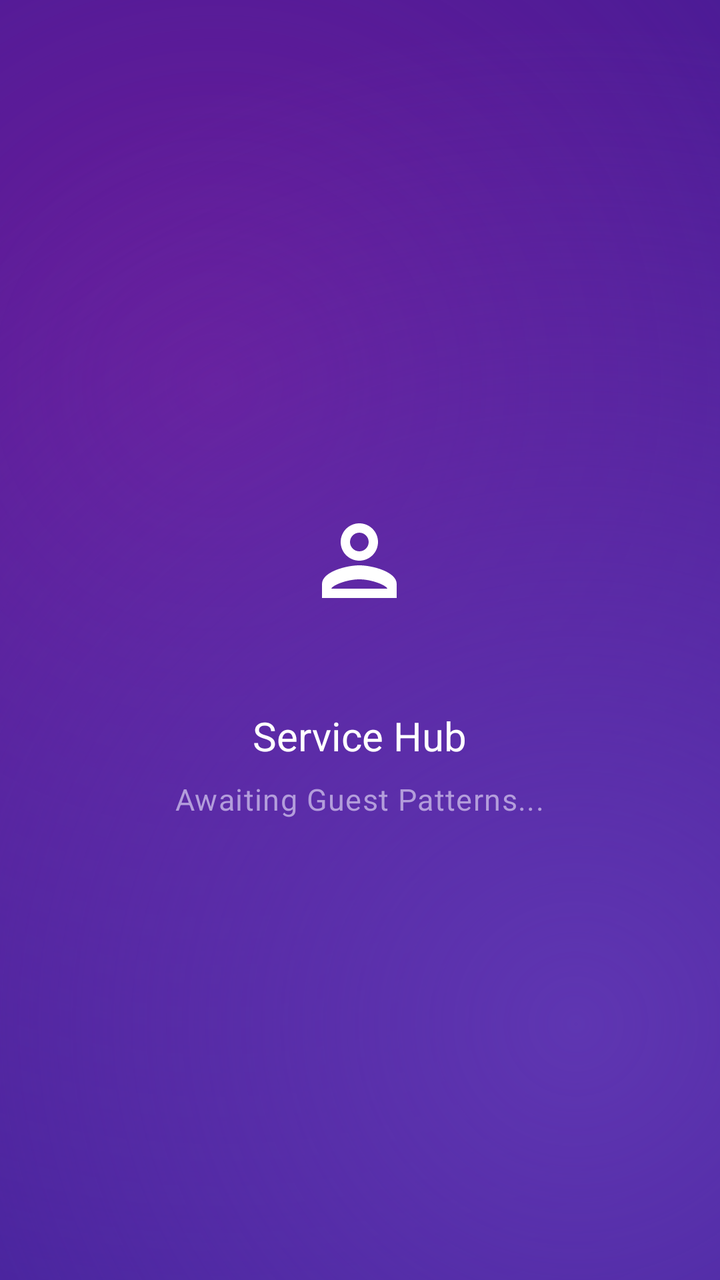
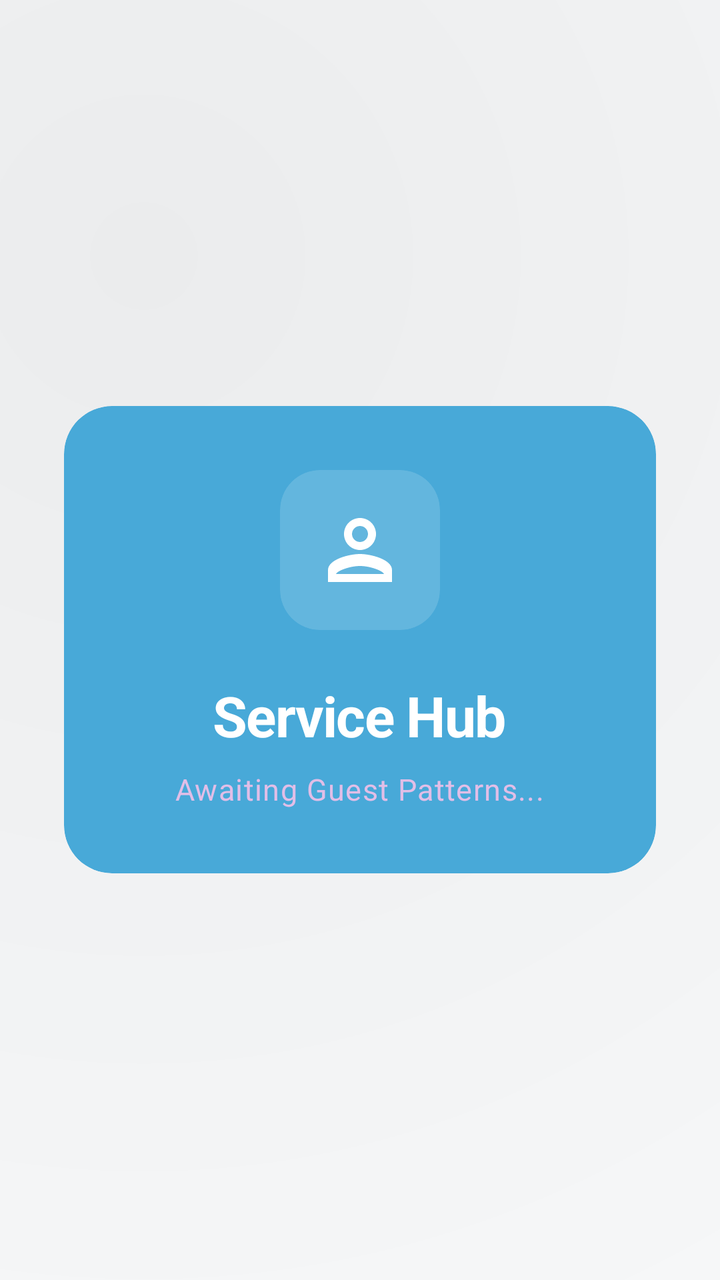

Two renders of the same Android screen: before a commit and after it. Below are the layout's source before the change and the commit's diff.
<!-- AndroidManifest.xml: application theme Theme.KasirAPP -->
<!-- res/layout/activity_dashboard_waiter.xml -->
<?xml version="1.0" encoding="utf-8"?>
<androidx.coordinatorlayout.widget.CoordinatorLayout
    xmlns:android="http://schemas.android.com/apk/res/android"
    xmlns:app="http://schemas.android.com/apk/res-auto"
    android:id="@+id/main"
    android:layout_width="match_parent"
    android:layout_height="match_parent"
    android:fitsSystemWindows="true"
    android:background="@drawable/bg_liquid_purple_gradient">

    <LinearLayout
        android:layout_width="wrap_content"
        android:layout_height="wrap_content"
        android:layout_gravity="center"
        android:gravity="center"
        android:orientation="vertical">

        <com.google.android.material.card.MaterialCardView
            style="@style/Widget.App.Card"
            android:layout_width="100dp"
            android:layout_height="100dp"
            app:cardCornerRadius="24dp"
            app:cardElevation="0dp">
            <ImageView
                android:layout_width="56dp"
                android:layout_height="56dp"
                android:layout_gravity="center"
                android:src="@drawable/ic_person"
                app:tint="@color/white" />
        </com.google.android.material.card.MaterialCardView>

        <TextView
            style="@style/TextAppearance.Future.TitleLarge"
            android:layout_width="wrap_content"
            android:layout_height="wrap_content"
            android:layout_marginTop="24dp"
            android:text="Service Hub"
            android:textColor="@color/white" />

        <TextView
            style="@style/TextAppearance.Future.BodyLarge"
            android:layout_width="wrap_content"
            android:layout_height="wrap_content"
            android:layout_marginTop="8dp"
            android:text="Awaiting Guest Patterns..."
            android:textColor="#B39DDB" />

    </LinearLayout>

</androidx.coordinatorlayout.widget.CoordinatorLayout>
<!-- resources referenced by this layout -->
<resources>
  <!-- drawable bg_liquid_purple_gradient (drawable) -->
  <?xml version="1.0" encoding="utf-8"?>
  <layer-list xmlns:android="http://schemas.android.com/apk/res/android">
      
      <item>
          <shape android:shape="rectangle">
              <solid android:color="#311B92" />
          </shape>
      </item>
  
      
      <item>
          <shape android:shape="rectangle">
              <gradient
                  android:angle="135"
                  android:centerX="30%"
                  android:centerY="30%"
                  android:endColor="@android:color/transparent"
                  android:gradientRadius="600dp"
                  android:startColor="#6A1B9A"
                  android:type="radial" />
          </shape>
      </item>
  
      
      <item>
          <shape android:shape="rectangle">
              <gradient
                  android:angle="315"
                  android:centerX="80%"
                  android:centerY="80%"
                  android:endColor="@android:color/transparent"
                  android:gradientRadius="500dp"
                  android:startColor="#5E35B1"
                  android:type="radial" />
          </shape>
      </item>
  </layer-list>
  <style name="TextAppearance.Future.BodyLarge" parent="TextAppearance.Premium.BodyLarge" />
  <style name="TextAppearance.Future.TitleLarge" parent="TextAppearance.Premium.TitleLarge" />
  <style name="Widget.App.Card" parent="Widget.Material3.CardView.Filled">
          <item name="cardCornerRadius">28dp</item>
          <item name="cardElevation">0dp</item>
          <item name="strokeWidth">0dp</item>
          <item name="android:background">@drawable/bg_liquid_glass</item>
          <item name="cardBackgroundColor">@android:color/transparent</item>
      </style>
  <style name="TextAppearance.Premium.BodyLarge" parent="TextAppearance.Material3.BodyLarge">
          <item name="android:textSize">15sp</item>
          <item name="android:fontFamily">sans-serif</item>
          <item name="android:lineSpacingExtra">3dp</item>
          <item name="android:textColor">#E1BEE7</item>
      </style>
  <style name="TextAppearance.Premium.TitleLarge" parent="TextAppearance.Material3.TitleLarge">
          <item name="android:textSize">20sp</item>
          <item name="android:fontFamily">sans-serif-medium</item>
          <item name="android:textColor">@color/white</item>
      </style>
  <!-- drawable bg_liquid_glass (drawable) -->
  <?xml version="1.0" encoding="utf-8"?>
  <layer-list xmlns:android="http://schemas.android.com/apk/res/android">
      
      <item>
          <shape android:shape="rectangle">
              <solid android:color="#1A000000" />
              <corners android:radius="28dp" />
          </shape>
      </item>
  
      
      <item android:bottom="2dp" android:left="1dp" android:right="1dp" android:top="1dp">
          <shape android:shape="rectangle">
              <gradient
                  android:angle="135"
                  android:endColor="#1AFFFFFF"
                  android:startColor="#4DFFFFFF"
                  android:type="linear" />
              <corners android:radius="28dp" />
          </shape>
      </item>
  
      
      <item>
          <shape android:shape="rectangle">
              <solid android:color="@android:color/transparent" />
              <corners android:radius="28dp" />
              <stroke
                  android:width="1.5dp"
                  android:color="#80FFFFFF" />
          </shape>
      </item>
  </layer-list>
  <style name="Base.Theme.KasirAPP" parent="Theme.Material3.Light.NoActionBar">
          
          <item name="colorPrimary">@color/primary</item>
          <item name="colorOnPrimary">@color/on_primary</item>
          <item name="colorPrimaryContainer">@color/primary_container</item>
          <item name="colorOnPrimaryContainer">@color/on_primary_container</item>
  
          <item name="colorSecondary">@color/secondary</item>
          <item name="colorOnSecondary">@color/on_secondary</item>
          <item name="colorSecondaryContainer">@color/secondary_container</item>
          <item name="colorOnSecondaryContainer">@color/on_secondary_container</item>
  
          <item name="android:windowBackground">@color/background</item>
          <item name="colorSurface">@color/surface</item>
          <item name="colorOnSurface">@color/on_surface</item>
          <item name="colorSurfaceVariant">@color/surface_variant</item>
          <item name="colorOnSurfaceVariant">@color/on_surface_variant</item>
          <item name="colorOutline">@color/outline</item>
  
          
          <item name="android:statusBarColor">@android:color/transparent</item>
          <item name="android:windowLightStatusBar">false</item>
          <item name="android:navigationBarColor">@android:color/transparent</item>
          <item name="android:windowLightNavigationBar" tools:targetApi="27">false</item>
  
          
          <item name="materialCardViewStyle">@style/Widget.App.Card</item>
          <item name="materialButtonStyle">@style/Widget.App.Button</item>
          <item name="textInputStyle">@style/Widget.App.TextInputLayout</item>
  
          
          <item name="textAppearanceHeadlineLarge">@style/TextAppearance.Premium.HeadlineLarge</item>
          <item name="textAppearanceTitleLarge">@style/TextAppearance.Premium.TitleLarge</item>
          <item name="textAppearanceBodyLarge">@style/TextAppearance.Premium.BodyLarge</item>
          <item name="textAppearanceLabelLarge">@style/TextAppearance.Premium.LabelLarge</item>
      </style>
  <color name="primary">#5E35B1</color>
  <color name="primary_container">#F3E5F5</color>
  <color name="on_primary_container">#4A148C</color>
  <color name="secondary">#7B1FA2</color>
  <color name="background">#F5F6FA</color>
  <color name="on_surface_variant">#625B71</color>
  <color name="outline">#7B6F96</color>
  <style name="Widget.App.Button" parent="Widget.Material3.Button.TonalButton">
          <item name="cornerRadius">20dp</item>
          <item name="android:background">@drawable/bg_liquid_glass</item>
          <item name="android:insetTop">0dp</item>
          <item name="android:insetBottom">0dp</item>
          <item name="android:textColor">@color/white</item>
      </style>
  <style name="Widget.App.TextInputLayout" parent="Widget.Material3.TextInputLayout.OutlinedBox">
          <item name="boxCornerRadiusTopStart">20dp</item>
          <item name="boxCornerRadiusTopEnd">20dp</item>
          <item name="boxCornerRadiusBottomStart">20dp</item>
          <item name="boxCornerRadiusBottomEnd">20dp</item>
          <item name="boxStrokeColor">#80FFFFFF</item>
          <item name="boxStrokeWidth">1.5dp</item>
          <item name="boxStrokeWidthFocused">2.5dp</item>
          <item name="android:textColorHint">#B3FFFFFF</item>
      </style>
  <style name="TextAppearance.Premium.HeadlineLarge" parent="TextAppearance.Material3.HeadlineLarge">
          <item name="android:textSize">28sp</item>
          <item name="android:fontFamily">sans-serif-medium</item>
          <item name="android:letterSpacing">-0.02</item>
          <item name="android:textColor">@color/white</item>
      </style>
  <style name="TextAppearance.Premium.LabelLarge" parent="TextAppearance.Material3.LabelLarge">
          <item name="android:textSize">14sp</item>
          <item name="android:fontFamily">sans-serif-medium</item>
          <item name="android:letterSpacing">0.02</item>
          <item name="android:textColor">#B39DDB</item>
      </style>
  <!-- unchanged entries left out for length: 10 -->
</resources>

<!-- the commit's change to res/layout/activity_dashboard_waiter.xml (unified diff, before → after) -->
@@ -9,41 +9,60 @@
     android:background="@drawable/bg_liquid_purple_gradient">
 
     <LinearLayout
-        android:layout_width="wrap_content"
+        android:layout_width="match_parent"
         android:layout_height="wrap_content"
         android:layout_gravity="center"
-        android:gravity="center"
+        android:padding="32dp"
         android:orientation="vertical">
 
         <com.google.android.material.card.MaterialCardView
-            style="@style/Widget.App.Card"
-            android:layout_width="100dp"
-            android:layout_height="100dp"
-            app:cardCornerRadius="24dp"
+            style="@style/Widget.App.BentoCard"
+            android:layout_width="match_parent"
+            android:layout_height="wrap_content"
+            app:cardBackgroundColor="@color/bento_cyan"
             app:cardElevation="0dp">
-            <ImageView
-                android:layout_width="56dp"
-                android:layout_height="56dp"
-                android:layout_gravity="center"
-                android:src="@drawable/ic_person"
-                app:tint="@color/white" />
+
+            <LinearLayout
+                android:layout_width="match_parent"
+                android:layout_height="wrap_content"
+                android:orientation="vertical"
+                android:padding="32dp"
+                android:gravity="center">
+
+                <com.google.android.material.card.MaterialCardView
+                    style="@style/Widget.App.Card"
+                    android:layout_width="80dp"
+                    android:layout_height="80dp"
+                    app:cardCornerRadius="20dp"
+                    app:cardElevation="0dp"
+                    app:cardBackgroundColor="#26FFFFFF">
+                    <ImageView
+                        android:layout_width="48dp"
+                        android:layout_height="48dp"
+                        android:layout_gravity="center"
+                        android:src="@drawable/ic_person"
+                        app:tint="@color/white" />
+                </com.google.android.material.card.MaterialCardView>
+
+                <TextView
+                    style="@style/TextAppearance.Premium.HeadlineLarge"
+                    android:layout_width="wrap_content"
+                    android:layout_height="wrap_content"
+                    android:layout_marginTop="24dp"
+                    android:text="Service Hub"
+                    android:textColor="@color/white"
+                    android:textStyle="bold" />
+
+                <TextView
+                    style="@style/TextAppearance.Premium.BodyLarge"
+                    android:layout_width="wrap_content"
+                    android:layout_height="wrap_content"
+                    android:layout_marginTop="8dp"
+                    android:text="Awaiting Guest Patterns..."
+                    android:textColor="#E1BEE7" />
+
+            </LinearLayout>
         </com.google.android.material.card.MaterialCardView>
-
-        <TextView
-            style="@style/TextAppearance.Future.TitleLarge"
-            android:layout_width="wrap_content"
-            android:layout_height="wrap_content"
-            android:layout_marginTop="24dp"
-            android:text="Service Hub"
-            android:textColor="@color/white" />
-
-        <TextView
-            style="@style/TextAppearance.Future.BodyLarge"
-            android:layout_width="wrap_content"
-            android:layout_height="wrap_content"
-            android:layout_marginTop="8dp"
-            android:text="Awaiting Guest Patterns..."
-            android:textColor="#B39DDB" />
 
     </LinearLayout>
 
<!-- resource entries referenced after the edit -->
@@ -1,12 +1,13 @@
 <!-- resources referenced by this layout -->
 <resources>
+  <color name="bento_cyan">#48A9D8</color>
   <!-- drawable bg_liquid_purple_gradient (drawable) -->
   <?xml version="1.0" encoding="utf-8"?>
   <layer-list xmlns:android="http://schemas.android.com/apk/res/android">
       
       <item>
           <shape android:shape="rectangle">
-              <solid android:color="#311B92" />
+              <solid android:color="?android:attr/windowBackground" />
           </shape>
       </item>
   
@@ -15,11 +16,11 @@
           <shape android:shape="rectangle">
               <gradient
                   android:angle="135"
-                  android:centerX="30%"
-                  android:centerY="30%"
-                  android:endColor="@android:color/transparent"
-                  android:gradientRadius="600dp"
-                  android:startColor="#6A1B9A"
+                  android:centerX="20%"
+                  android:centerY="20%"
+                  android:endColor="@android:color/transparent"
+                  android:gradientRadius="700dp"
+                  android:startColor="#0D000000"
                   android:type="radial" />
           </shape>
       </item>
@@ -32,16 +33,14 @@
                   android:centerX="80%"
                   android:centerY="80%"
                   android:endColor="@android:color/transparent"
-                  android:gradientRadius="500dp"
-                  android:startColor="#5E35B1"
+                  android:gradientRadius="600dp"
+                  android:startColor="#05FFFFFF"
                   android:type="radial" />
           </shape>
       </item>
   </layer-list>
-  <style name="TextAppearance.Future.BodyLarge" parent="TextAppearance.Premium.BodyLarge" />
-  <style name="TextAppearance.Future.TitleLarge" parent="TextAppearance.Premium.TitleLarge" />
   <style name="Widget.App.Card" parent="Widget.Material3.CardView.Filled">
-          <item name="cardCornerRadius">28dp</item>
+          <item name="cardCornerRadius">24dp</item>
           <item name="cardElevation">0dp</item>
           <item name="strokeWidth">0dp</item>
           <item name="android:background">@drawable/bg_liquid_glass</item>
@@ -51,12 +50,12 @@
           <item name="android:textSize">15sp</item>
           <item name="android:fontFamily">sans-serif</item>
           <item name="android:lineSpacingExtra">3dp</item>
-          <item name="android:textColor">#E1BEE7</item>
+          <item name="android:textColor">?attr/colorOnSurfaceVariant</item>
       </style>
   <style name="TextAppearance.Premium.TitleLarge" parent="TextAppearance.Material3.TitleLarge">
           <item name="android:textSize">20sp</item>
           <item name="android:fontFamily">sans-serif-medium</item>
-          <item name="android:textColor">@color/white</item>
+          <item name="android:textColor">?attr/colorOnSurface</item>
       </style>
   <!-- drawable bg_liquid_glass (drawable) -->
   <?xml version="1.0" encoding="utf-8"?>
@@ -64,20 +63,48 @@
       
       <item>
           <shape android:shape="rectangle">
-              <solid android:color="#1A000000" />
-              <corners android:radius="28dp" />
-          </shape>
-      </item>
-  
-      
-      <item android:bottom="2dp" android:left="1dp" android:right="1dp" android:top="1dp">
+              <solid android:color="#0D000000" />
+              <corners android:radius="24dp" />
+          </shape>
+      </item>
+  
+      
+      <item android:bottom="1dp" android:left="1dp" android:right="1dp" android:top="1dp">
           <shape android:shape="rectangle">
               <gradient
                   android:angle="135"
-                  android:endColor="#1AFFFFFF"
-                  android:startColor="#4DFFFFFF"
+                  android:startColor="#26FFFFFF"
+                  android:endColor="#0DFFFFFF"
                   android:type="linear" />
-              <corners android:radius="28dp" />
+              <corners android:radius="24dp" />
+          </shape>
+      </item>
+  
+      
+      <item>
+          <shape android:shape="rectangle">
+              <gradient
+                  android:centerX="80%"
+                  android:centerY="20%"
+                  android:gradientRadius="120dp"
+                  android:startColor="#1AFFFFFF"
+                  android:endColor="@android:color/transparent"
+                  android:type="radial" />
+              <corners android:radius="24dp" />
+          </shape>
+      </item>
+  
+      
+      <item>
+          <shape android:shape="rectangle">
+              <gradient
+                  android:centerX="20%"
+                  android:centerY="80%"
+                  android:gradientRadius="150dp"
+                  android:startColor="#0D000000"
+                  android:endColor="@android:color/transparent"
+                  android:type="radial" />
+              <corners android:radius="24dp" />
           </shape>
       </item>
   
@@ -85,10 +112,10 @@
       <item>
           <shape android:shape="rectangle">
               <solid android:color="@android:color/transparent" />
-              <corners android:radius="28dp" />
+              <corners android:radius="24dp" />
               <stroke
-                  android:width="1.5dp"
-                  android:color="#80FFFFFF" />
+                  android:width="1.2dp"
+                  android:color="#26FFFFFF" />
           </shape>
       </item>
   </layer-list>
@@ -113,9 +140,9 @@
   
           
           <item name="android:statusBarColor">@android:color/transparent</item>
-          <item name="android:windowLightStatusBar">false</item>
+          <item name="android:windowLightStatusBar">true</item>
           <item name="android:navigationBarColor">@android:color/transparent</item>
-          <item name="android:windowLightNavigationBar" tools:targetApi="27">false</item>
+          <item name="android:windowLightNavigationBar" tools:targetApi="27">true</item>
   
           
           <item name="materialCardViewStyle">@style/Widget.App.Card</item>
@@ -128,41 +155,46 @@
           <item name="textAppearanceBodyLarge">@style/TextAppearance.Premium.BodyLarge</item>
           <item name="textAppearanceLabelLarge">@style/TextAppearance.Premium.LabelLarge</item>
       </style>
-  <color name="primary">#5E35B1</color>
-  <color name="primary_container">#F3E5F5</color>
-  <color name="on_primary_container">#4A148C</color>
-  <color name="secondary">#7B1FA2</color>
-  <color name="background">#F5F6FA</color>
-  <color name="on_surface_variant">#625B71</color>
-  <color name="outline">#7B6F96</color>
+  <color name="primary">#202124</color>
+  <color name="primary_container">#F5F6FA</color>
+  <color name="on_primary_container">#202124</color>
+  <color name="secondary">#625B71</color>
+  <color name="background">#F8F9FA</color>
+  <color name="on_surface_variant">#202124</color>
+  <color name="outline">#CCCCCC</color>
   <style name="Widget.App.Button" parent="Widget.Material3.Button.TonalButton">
-          <item name="cornerRadius">20dp</item>
+          <item name="cornerRadius">16dp</item>
           <item name="android:background">@drawable/bg_liquid_glass</item>
           <item name="android:insetTop">0dp</item>
           <item name="android:insetBottom">0dp</item>
-          <item name="android:textColor">@color/white</item>
+          <item name="android:textColor">?attr/colorOnSurface</item>
       </style>
   <style name="Widget.App.TextInputLayout" parent="Widget.Material3.TextInputLayout.OutlinedBox">
-          <item name="boxCornerRadiusTopStart">20dp</item>
-          <item name="boxCornerRadiusTopEnd">20dp</item>
-          <item name="boxCornerRadiusBottomStart">20dp</item>
-          <item name="boxCornerRadiusBottomEnd">20dp</item>
-          <item name="boxStrokeColor">#80FFFFFF</item>
-          <item name="boxStrokeWidth">1.5dp</item>
-          <item name="boxStrokeWidthFocused">2.5dp</item>
-          <item name="android:textColorHint">#B3FFFFFF</item>
+          <item name="boxCornerRadiusTopStart">16dp</item>
+          <item name="boxCornerRadiusTopEnd">16dp</item>
+          <item name="boxCornerRadiusBottomStart">16dp</item>
+          <item name="boxCornerRadiusBottomEnd">16dp</item>
+          <item name="boxStrokeColor">?attr/colorOutline</item>
+          <item name="boxStrokeWidth">1.2dp</item>
+          <item name="boxStrokeWidthFocused">2dp</item>
+          <item name="android:textColorHint">?attr/colorOnSurfaceVariant</item>
       </style>
   <style name="TextAppearance.Premium.HeadlineLarge" parent="TextAppearance.Material3.HeadlineLarge">
           <item name="android:textSize">28sp</item>
           <item name="android:fontFamily">sans-serif-medium</item>
           <item name="android:letterSpacing">-0.02</item>
-          <item name="android:textColor">@color/white</item>
+          <item name="android:textColor">?attr/colorOnSurface</item>
+      </style>
+  <style name="Widget.App.BentoCard" parent="Widget.Material3.CardView.Filled">
+          <item name="cardCornerRadius">24dp</item>
+          <item name="cardElevation">0dp</item>
+          <item name="strokeWidth">0dp</item>
       </style>
   <style name="TextAppearance.Premium.LabelLarge" parent="TextAppearance.Material3.LabelLarge">
           <item name="android:textSize">14sp</item>
           <item name="android:fontFamily">sans-serif-medium</item>
           <item name="android:letterSpacing">0.02</item>
-          <item name="android:textColor">#B39DDB</item>
+          <item name="android:textColor">?attr/colorSecondary</item>
       </style>
   <!-- unchanged entries left out for length: 10 -->
 </resources>
